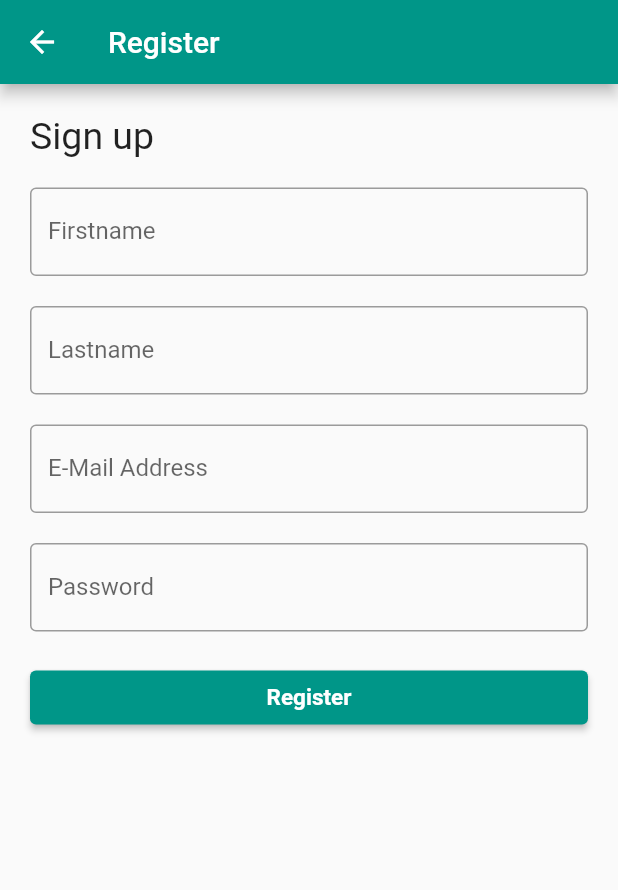
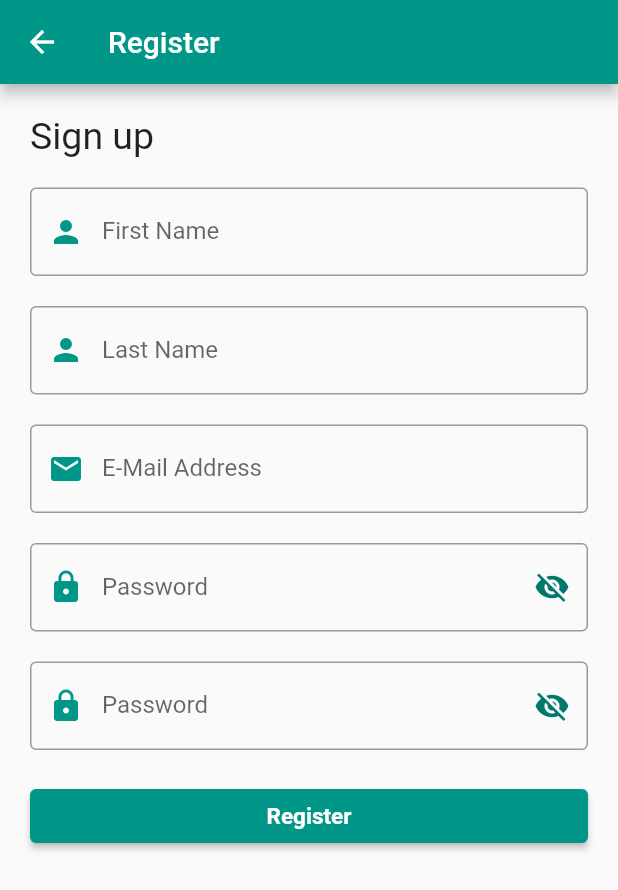
Before and after one commit to alexanderwiegel/magpie_uni, a Flutter app: the RegisterScreen screen opened by its route, on a phone screen of 412 x 824 dp. Shown: the top 890 px of the screen. Run offline on Flutter 3.47's test engine with Material 2 defaults, Android fonts, the phone set to English and light mode, and no system bars.

Commit message:
Add MagpieTextFormField

```diff
--- a/code/lib/main.dart
+++ b/code/lib/main.dart
@@ -21,7 +21,7 @@ class Magpie extends StatelessWidget {
         theme: ThemeData(
           primarySwatch: constants.mainColor,
         ),
-        home: const LoginScreen(),
+        initialRoute: '/login',
         routes: {
           "/": (context) => const Wrapper(),
           "/login": (context) => const LoginScreen(),
--- a/code/lib/view/auth/register/ui/signup_form.dart
+++ b/code/lib/view/auth/register/ui/signup_form.dart
@@ -1,5 +1,6 @@
 import 'package:flutter/material.dart';
 import 'package:magpie_uni/services/validators.dart';
+import 'package:magpie_uni/widgets/magpie.form.field.dart';
 
 import '../../../../constants.dart';
 
@@ -32,53 +33,42 @@ class _RegisterFormState extends State<RegisterForm> {
                 ),
               ),
               const SizedBox(height: 20),
-              TextFormField(
-                keyboardType: TextInputType.text,
-                autocorrect: false,
-                onChanged: (input) => _firstName = input.trim(),
-                decoration: const InputDecoration(
-                  labelText: 'Firstname',
-                  border: OutlineInputBorder(),
-                ),
-                validator: FirstNameValidator.validate,
-              ),
+              MagpieTextFormField.name(
+                  labelText: 'First Name',
+                  validator: FirstNameValidator.validate,
+                  name: 'firstName',
+                  onChanged: (value) {},
+                  hintText: 'First Name'),
               const SizedBox(
                 height: 20.0,
               ),
-              TextFormField(
-                keyboardType: TextInputType.text,
-                autocorrect: false,
-                onChanged: (input) => _lastName = input.trim(),
-                decoration: const InputDecoration(
-                  labelText: 'Lastname',
-                  border: OutlineInputBorder(),
-                ),
-                validator: LastNameValidator.validate,
-              ),
+              MagpieTextFormField.name(
+                  labelText: 'Last Name',
+                  validator: FirstNameValidator.validate,
+                  name: 'lastName',
+                  onChanged: (value) {},
+                  hintText: 'Last Name'),
               const SizedBox(
                 height: 20.0,
               ),
-              TextFormField(
-                keyboardType: TextInputType.text,
-                autocorrect: false,
-                onChanged: (input) => _email = input,
-                decoration: const InputDecoration(
-                  labelText: 'E-Mail Address',
-                  border: OutlineInputBorder(),
-                ),
+              MagpieTextFormField.email(
                 validator: EmailValidator.validate,
+                name: 'Email',
+                onChanged: (value) {},
               ),
               const SizedBox(height: 20.0),
-              TextFormField(
-                keyboardType: TextInputType.visiblePassword,
-                obscureText: true,
-                autocorrect: false,
-                onChanged: (input) => _password = input,
-                decoration: const InputDecoration(
-                  labelText: 'Password',
-                  border: OutlineInputBorder(),
-                ),
+              MagpieTextFormField.password(
                 validator: PasswordValidator.validate,
+                name: 'Password',
+                onChanged: (value) {},
+                hintText: 'Password',
+              ),
+              const SizedBox(height: 20.0),
+              MagpieTextFormField.password(
+                validator: PasswordValidator.validate,
+                name: 'Re-enter Password',
+                onChanged: (value) {},
+                hintText: 'Re-enter Password',
               ),
               const SizedBox(height: 20.0),
               ElevatedButton(
@@ -92,8 +82,12 @@ class _RegisterFormState extends State<RegisterForm> {
                     onPrimary: Colors.white,
                   ),
                   onPressed: () {
-                    Navigator.pushNamed(context, '/home');
-                    //TODO: Add registration logic
+                    _formKey.currentState!.save();
+                    if (_formKey.currentState!.validate()) {
+                      Navigator.pushNamed(context, '/profile');
+                      //TODO: Add registration logic
+
+                    }
                   }),
             ],
           )),
--- a/code/lib/widgets/magpie.form.field.dart
+++ b/code/lib/widgets/magpie.form.field.dart
@@ -2,59 +2,111 @@ import 'package:flutter/material.dart';
 
 import '../constants.dart' as constants;
 
-class MagpieFormField extends StatelessWidget {
+// ignore: must_be_immutable
+class MagpieTextFormField extends StatefulWidget {
+  final FocusNode? focusNode;
+  bool obscure;
+  final String name;
+  final String hintText;
   final bool enabled;
-  final IconData? icon;
-  final String? labelText;
-  final String? hintText;
-  final String? initialValue;
-  final OutlineInputBorder? border;
+  final String labelText;
+  final IconData? leadingIcon;
+  final IconData? trailingIcon;
   final TextEditingController? controller;
-  final List<dynamic>? inputFormatter;
-  final TextInputType? keyboardType;
-  final Function? onChanged;
-  final Function? validate;
+  final String? Function(String?)? validator;
+  final TextInputType keyboardType;
+  final Function(String?) onChanged;
 
-  const MagpieFormField({
-    Key? key,
+  MagpieTextFormField.email(
+      {Key? key,
       this.enabled = true,
-    @required this.icon,
-    @required this.labelText,
-    this.hintText,
-    this.initialValue,
-    this.border,
+      this.leadingIcon = Icons.email,
+      this.labelText = 'E-Mail Address',
+      this.focusNode,
+      required this.validator,
+      required this.name,
+      required this.onChanged,
+      this.trailingIcon,
       this.controller,
-    this.inputFormatter,
-    this.keyboardType,
-    this.onChanged,
-    this.validate
-  }) : super(key: key);
+      this.hintText = "Email",
+      this.obscure = false})
+      : keyboardType = TextInputType.emailAddress,
+        super(key: key);
+
+  MagpieTextFormField.password(
+      {Key? key,
+      this.enabled = true,
+      this.leadingIcon = Icons.lock,
+      this.labelText = 'Password',
+      this.focusNode,
+      required this.validator,
+      required this.name,
+      required this.onChanged,
+      this.trailingIcon = Icons.visibility,
+      this.controller,
+      required this.hintText,
+      this.obscure = true})
+      : keyboardType = TextInputType.visiblePassword,
+        super(key: key);
+
+  MagpieTextFormField.name(
+      {Key? key,
+      this.enabled = true,
+      this.leadingIcon = Icons.person,
+      required this.labelText,
+      this.focusNode,
+      required this.validator,
+      required this.name,
+      required this.onChanged,
+      this.trailingIcon,
+      this.controller,
+      required this.hintText,
+      this.obscure = false})
+      : keyboardType = TextInputType.name,
+        super(key: key);
 
   @override
+  State<MagpieTextFormField> createState() => _MagpieTextFormFieldState();
+}
+
+class _MagpieTextFormFieldState extends State<MagpieTextFormField> {
+  @override
   Widget build(BuildContext context) {
-    return ListTile(
-      title: TextFormField(
-        enabled: enabled,
-        controller: controller,
+    return TextFormField(
+      key: widget.key,
+      focusNode: widget.focusNode,
+      enabled: widget.enabled,
+      controller: widget.controller,
+      onChanged: widget.onChanged,
+      keyboardType: widget.keyboardType,
+      validator: widget.validator,
+      obscureText: widget.obscure,
       decoration: InputDecoration(
-          border: border,
-          hintText: hintText,
+        border: const OutlineInputBorder(),
+        hintText: widget.hintText,
+        prefixIcon: widget.leadingIcon != null
+            ? Icon(widget.leadingIcon, color: constants.mainColor)
+            : null,
+        suffixIcon: widget.trailingIcon != null
+            ? IconButton(
                 icon: Icon(
-              icon,
-              color: constants.mainColor
+                  !widget.obscure ? Icons.visibility : Icons.visibility_off,
+                  color: Theme.of(context).primaryColorDark,
                 ),
-          labelText: labelText,
+                onPressed: () {
+                  setState(() {
+                    widget.obscure = !widget.obscure;
+                  });
+                },
+              )
+            : null,
+        labelText: widget.labelText,
       ),
-        initialValue: initialValue,
       // TODO: change the properties inputFormatters, onChanged and validator
       // to make them fit
       //inputFormatters: inputFormatter,
-        keyboardType: keyboardType,
-        maxLines: null,
-        //onChanged: onChanged,
+
       textCapitalization: TextCapitalization.sentences,
-        //validator: validate,
-      ),
     );
   }
 }
```
Also changed, not shown: code/lib/view/auth/login/login.page.dart (+3 -105 lines), code/lib/view/auth/login/ui/login_form.dart (+13 -19 lines), code/lib/widgets/magpie.form.dart (+41 -40 lines), code/pubspec.lock, 1 other file. Lines whose indentation alone changed are shown as unchanged.
